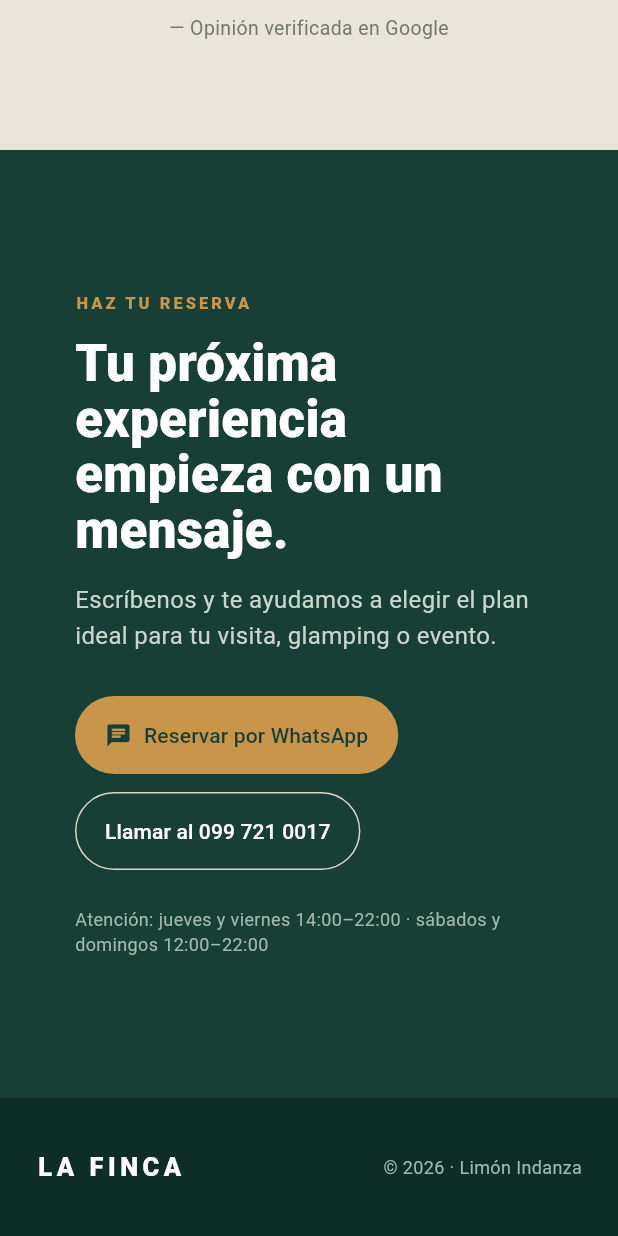
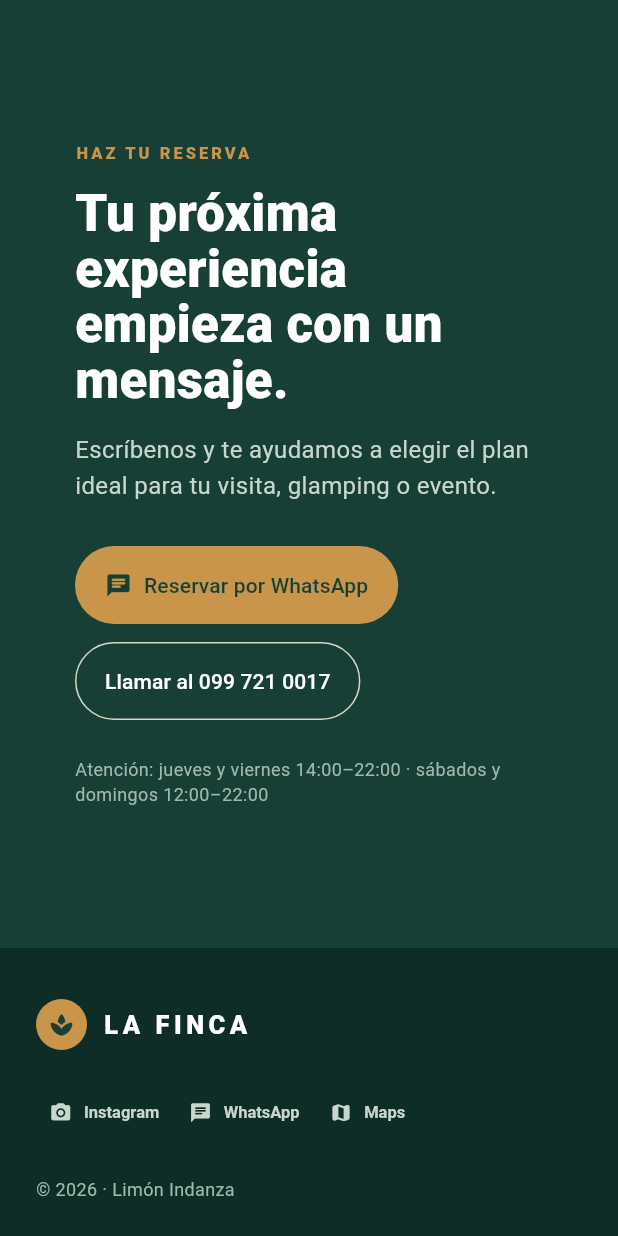
Before and after one commit to devkosmosyneAH/La-Finca, a Flutter app: the screen it shows after launch, after a tap on "Reservar ahora", on a phone screen of 412 x 824 dp. Run offline on Flutter 3.47's test engine with Material 3 defaults, Android fonts, the phone set to English and light mode, and no system bars; network calls fail; Roboto replaces fonts that are missing (Arial).

Commit message:
Añadir logo y accesos a redes sociales

```diff
--- a/lib/main.dart
+++ b/lib/main.dart
@@ -58,6 +58,8 @@ class _HomePageState extends State<HomePage>
   static const forest = Color(0xFF173F35);
   static const pale = Color(0xFFE9E5D9);
   static const gold = Color(0xFFC8954B);
+  static const instagramProfileImage =
+      'https://scontent.cdninstagram.com/v/t51.2885-19/461707362_1617025179237818_5887856438543862324_n.jpg?stp=dst-jpg_s100x100_tt6&_nc_cat=100&ccb=7-5&_nc_sid=bf7eb4&efg=eyJ2ZW5jb2RlX3RhZyI6InByb2ZpbGVfcGljLnd3dy41ODUuQzIifQ%3D%3D&_nc_ohc=gniTo1hTEUEQ7kNvwFqfJBJ&_nc_oc=AdrmhjRNdgSQeH8qtQrTkZbNFy5D-pDmDnBAAMxYrfhOLr1Av1-TyvkDFQksoWW_hGo&_nc_zt=24&_nc_ht=scontent.cdninstagram.com&_nc_ss=72a02&oh=00_AQFbARdwkgwl0Gn8AmRZdW2pFidw997-GpuHFJ3F3qUDOA&oe=6A7F178C';
 
   @override
   void initState() {
@@ -257,6 +259,8 @@ class _HomePageState extends State<HomePage>
     return Row(
       crossAxisAlignment: CrossAxisAlignment.start,
       children: [
+        _profileLogo(compact ? 34 : 40),
+        const SizedBox(width: 10),
         const Text(
           'LA FINCA',
           style: TextStyle(
@@ -291,6 +295,23 @@ class _HomePageState extends State<HomePage>
             ],
           ),
       ],
+    );
+  }
+
+  Widget _profileLogo(double size) {
+    return ClipOval(
+      child: Image.network(
+        instagramProfileImage,
+        width: size,
+        height: size,
+        fit: BoxFit.cover,
+        errorBuilder: (context, error, stackTrace) => Container(
+          width: size,
+          height: size,
+          color: gold,
+          child: Icon(Icons.spa_rounded, color: forest, size: size * .52),
+        ),
+      ),
     );
   }
 
@@ -912,8 +933,6 @@ class _HomePageState extends State<HomePage>
   }
 
   Widget _instagramSection(bool mobile) {
-    const profileImage =
-        'https://scontent.cdninstagram.com/v/t51.2885-19/461707362_1617025179237818_5887856438543862324_n.jpg?stp=dst-jpg_s100x100_tt6&_nc_cat=100&ccb=7-5&_nc_sid=bf7eb4&efg=eyJ2ZW5jb2RlX3RhZyI6InByb2ZpbGVfcGljLnd3dy41ODUuQzIifQ%3D%3D&_nc_ohc=gniTo1hTEUEQ7kNvwFqfJBJ&_nc_oc=AdrmhjRNdgSQeH8qtQrTkZbNFy5D-pDmDnBAAMxYrfhOLr1Av1-TyvkDFQksoWW_hGo&_nc_zt=24&_nc_ht=scontent.cdninstagram.com&_nc_ss=72a02&oh=00_AQFbARdwkgwl0Gn8AmRZdW2pFidw997-GpuHFJ3F3qUDOA&oe=6A7F178C';
     return Container(
       color: const Color(0xFFFBF8F2),
       padding: EdgeInsets.fromLTRB(24, mobile ? 64 : 76, 24, mobile ? 64 : 76),
@@ -977,7 +996,7 @@ class _HomePageState extends State<HomePage>
                         children: [
                           ClipOval(
                             child: Image.network(
-                              profileImage,
+                              instagramProfileImage,
                               width: 56,
                               height: 56,
                               fit: BoxFit.cover,
@@ -1129,18 +1148,47 @@ class _HomePageState extends State<HomePage>
         spacing: 20,
         runSpacing: 18,
         children: [
+          Row(
+            mainAxisSize: MainAxisSize.min,
+            children: [
+              _profileLogo(34),
+              const SizedBox(width: 10),
               const Text('LA FINCA',
                   style: TextStyle(
                       color: Colors.white,
                       fontWeight: FontWeight.w900,
                       letterSpacing: 3,
                       fontSize: 17)),
+            ],
+          ),
           if (!mobile)
             const Text('Spa · Glamping · Recepciones',
                 style: TextStyle(color: Color(0xFF9FB9AB), fontSize: 12)),
+          Wrap(
+            spacing: 2,
+            children: [
+              _socialButton(
+                  'Instagram', Icons.camera_alt_rounded, _openInstagram),
+              _socialButton('WhatsApp', Icons.chat_rounded, _whatsapp),
+              _socialButton('Maps', Icons.map_rounded, _openMaps),
+            ],
+          ),
           const Text('© 2026 · Limón Indanza',
               style: TextStyle(color: Color(0xFF9FB9AB), fontSize: 12)),
         ],
+      ),
+    );
+  }
+
+  Widget _socialButton(String label, IconData icon, VoidCallback action) {
+    return TextButton.icon(
+      onPressed: action,
+      icon: Icon(icon, size: 15),
+      label: Text(label),
+      style: TextButton.styleFrom(
+        foregroundColor: const Color(0xFFC8D6CD),
+        padding: const EdgeInsets.symmetric(horizontal: 9, vertical: 8),
+        textStyle: const TextStyle(fontSize: 11, fontWeight: FontWeight.w600),
       ),
     );
   }
```
Lines whose indentation alone changed are shown as unchanged.
